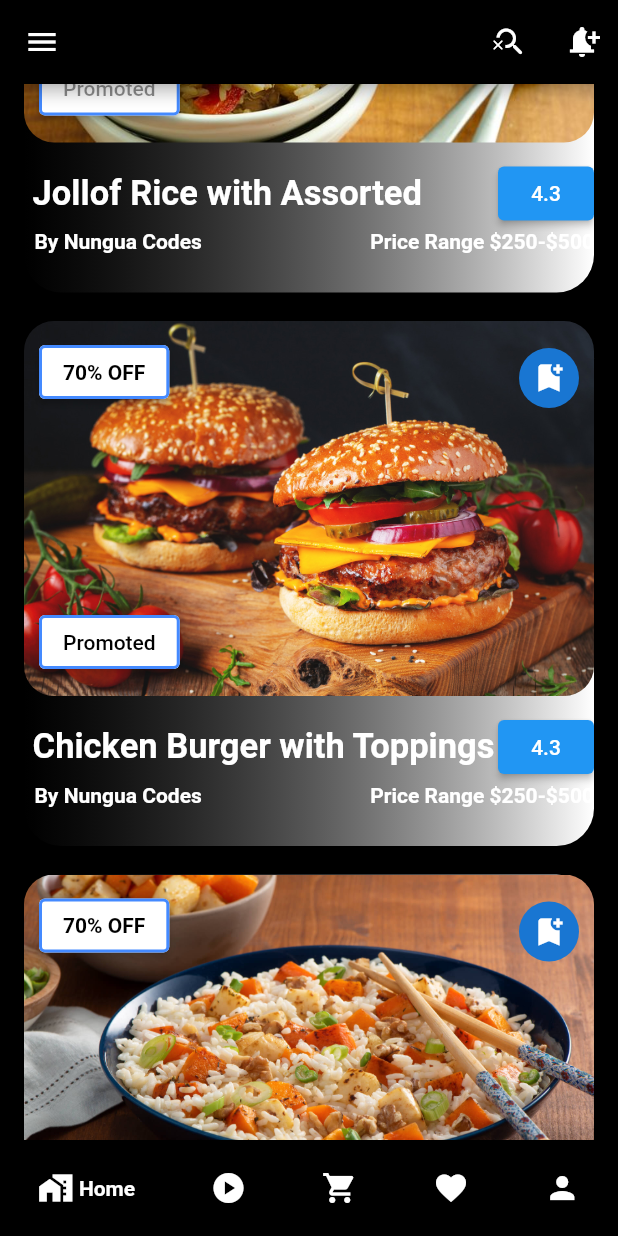
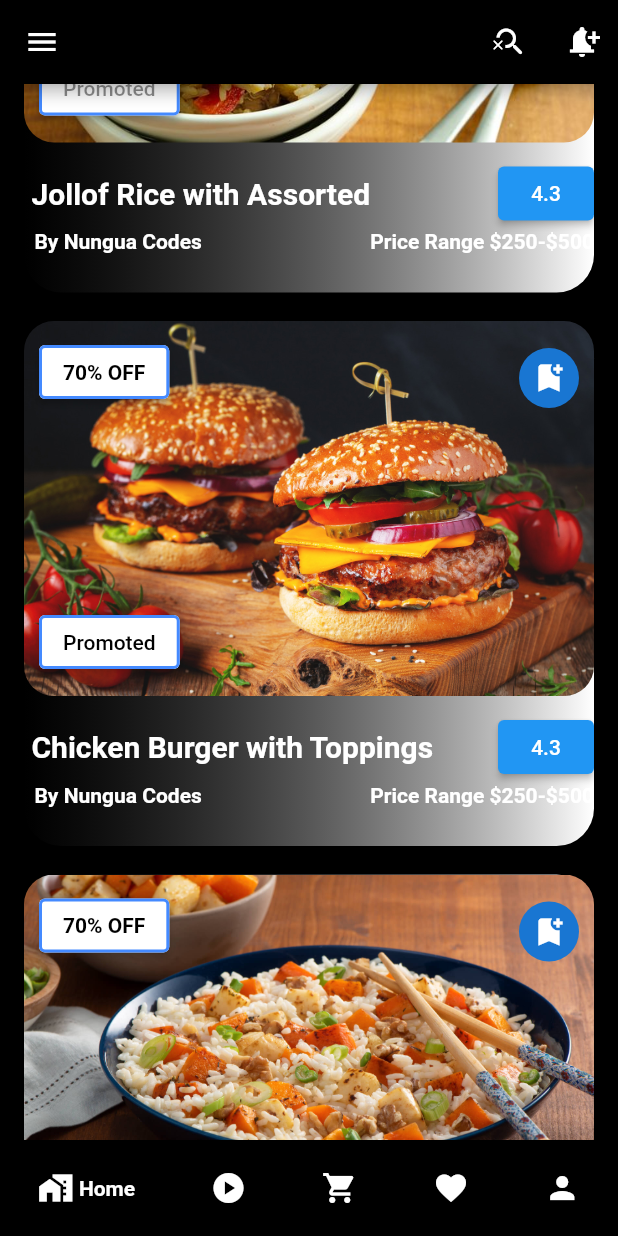
Before and after one commit to OscarNii/foodidols, a Flutter app: the MyHomePage screen opened directly, scrolled down 1152 dp, on a phone screen of 412 x 824 dp. Run offline on Flutter 3.47's test engine with Material 2 defaults, Android fonts, the light colour scheme and no system bars; drawn by our look-alikes of google_nav_bar; our stand-ins replace animate_do, firebase_core, font_awesome_flutter, sign_in_button; missing offline and left inert: awesome_icons; accounts and stored records are empty; statements that could not run were skipped.

Commit message:
bugs fixed

```diff
--- a/lib/containers/container1.dart
+++ b/lib/containers/container1.dart
@@ -85,7 +85,7 @@ class foodcontainer1 extends StatelessWidget {
                         " Assorted Beef Burger",
                         style: TextStyle(
                             color: Colors.white,
-                            fontSize: 23,
+                            fontSize: 20,
                             fontWeight: FontWeight.bold),
                       ),
                       Row(
--- a/lib/containers/container2.dart
+++ b/lib/containers/container2.dart
@@ -84,7 +84,7 @@ class foodcontainer2 extends StatelessWidget {
                       Text(
                         " Jollof Rice with Assorted",
                         style: TextStyle(
-                            fontSize: 23,
+                            fontSize: 20,
                             fontWeight: FontWeight.bold,
                             color: Colors.white),
                       ),
--- a/lib/containers/container3.dart
+++ b/lib/containers/container3.dart
@@ -84,7 +84,7 @@ class foodcontainer3 extends StatelessWidget {
                       Text(
                         " Chicken Burger with Toppings",
                         style: TextStyle(
-                            fontSize: 23,
+                            fontSize: 20,
                             fontWeight: FontWeight.bold,
                             color: Colors.white),
                       ),
--- a/lib/containers/container4.dart
+++ b/lib/containers/container4.dart
@@ -84,7 +84,7 @@ class foodcontainer4 extends StatelessWidget {
                       Text(
                         " Vegetable Rice with Assorted",
                         style: TextStyle(
-                            fontSize: 23,
+                            fontSize: 20,
                             fontWeight: FontWeight.bold,
                             color: Colors.white),
                       ),
--- a/lib/home.dart
+++ b/lib/home.dart
@@ -20,60 +20,113 @@ class MyHomePage extends StatelessWidget {
   Widget build(BuildContext context) {
     return Scaffold(
       backgroundColor: Colors.black,
-      drawer: NavigationDrawer(children: [
-        Container(
-          color: Colors.red,
-          padding: EdgeInsets.only(top: 100),
-        ),
-        Padding(
-          padding: const EdgeInsets.only(top: 8.0),
-          child: Wrap(
-            runSpacing: 20,
+      drawer: Drawer(
+        child: Container(
+          color: Colors.black,
+          child: ListView(
             children: [
+              DrawerHeader(
+                child: Center(
+                  child: Text(
+                    "F O O D I D O L",
+                    style: TextStyle(color: Colors.white, fontSize: 40),
+                  ),
+                ),
+              ),
               ListTile(
-                leading: Icon(Icons.home_work),
-                title: Text("Home"),
+                leading: Icon(
+                  Icons.home_outlined,
+                  color: Colors.white,
+                  size: 30,
+                ),
+                title: Text(
+                  "Home",
+                  style: TextStyle(color: Colors.white, fontSize: 20),
+                ),
                 onTap: () {},
               ),
+              SizedBox(height: 15),
               ListTile(
-                leading: Icon(Icons.home_work),
-                title: Text("Home"),
+                leading: Icon(
+                  Icons.insert_emoticon_sharp,
+                  color: Colors.white,
+                  size: 30,
+                ),
+                title: Text(
+                  "Profile",
+                  style: TextStyle(color: Colors.white, fontSize: 20),
+                ),
                 onTap: () {},
               ),
+              SizedBox(height: 15),
               ListTile(
-                leading: Icon(Icons.home_work),
-                title: Text("Home"),
+                leading: Icon(
+                  Icons.arrow_outward_rounded,
+                  color: Colors.white,
+                  size: 30,
+                ),
+                title: Text(
+                  "Orders",
+                  style: TextStyle(color: Colors.white, fontSize: 20),
+                ),
                 onTap: () {},
               ),
+              SizedBox(height: 15),
               ListTile(
-                leading: Icon(Icons.home_work),
-                title: Text("Home"),
+                leading: Icon(
+                  Icons.list,
+                  color: Colors.white,
+                  size: 30,
+                ),
+                title: Text(
+                  "Lists",
+                  style: TextStyle(color: Colors.white, fontSize: 20),
+                ),
                 onTap: () {},
               ),
+              SizedBox(height: 15),
               ListTile(
-                leading: Icon(Icons.home_work),
-                title: Text("Home"),
+                leading: Icon(
+                  Icons.list_alt_rounded,
+                  color: Colors.white,
+                  size: 30,
+                ),
+                title: Text(
+                  "Recommendations",
+                  style: TextStyle(color: Colors.white, fontSize: 20),
+                ),
                 onTap: () {},
               ),
+              SizedBox(height: 15),
               ListTile(
-                leading: Icon(Icons.home_work),
-                title: Text("Home"),
+                leading: Icon(
+                  Icons.settings,
+                  color: Colors.white,
+                  size: 30,
+                ),
+                title: Text(
+                  "Preferences",
+                  style: TextStyle(color: Colors.white, fontSize: 20),
+                ),
                 onTap: () {},
               ),
+              SizedBox(height: 15),
               ListTile(
-                leading: Icon(Icons.home_work),
-                title: Text("Home"),
-                onTap: () {},
-              ),
-              ListTile(
-                leading: Icon(Icons.home_work),
-                title: Text("Home"),
+                leading: Icon(
+                  Icons.logout,
+                  color: Colors.white,
+                  size: 30,
+                ),
+                title: Text(
+                  "Logout",
+                  style: TextStyle(color: Colors.white, fontSize: 20),
+                ),
                 onTap: () {},
               ),
             ],
           ),
-        )
-      ]),
+        ),
+      ),
       appBar: AppBar(
         backgroundColor: Colors.black,
         actions: [
```
